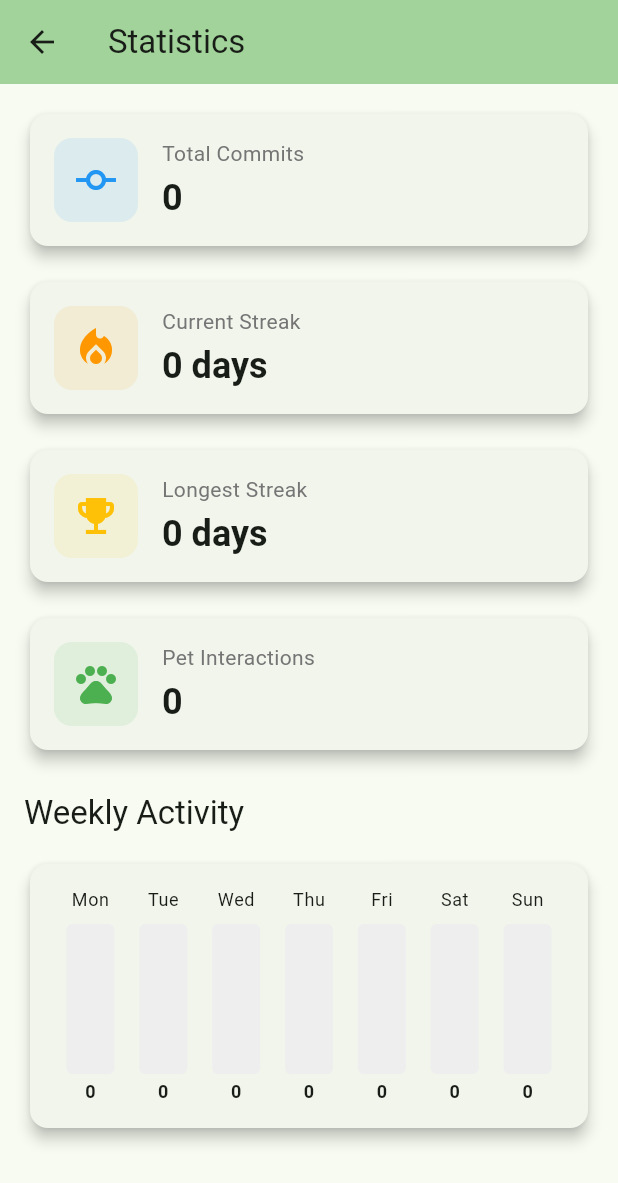
After one commit to Heriep/tamagit, a Flutter app: the screen it shows after launch, after a tap on the "bar chart" icon, on a phone screen of 412 x 824 dp. The commit adds this screen. Shown: the top 1183 px of the screen. Run offline on Flutter 3.47's test engine with Material 3 defaults, Android fonts, the phone set to English and light mode, and no system bars; our stand-ins replace shared_preferences; accounts and stored records are empty.

Commit message:
add statistics page

```diff
--- a/lib/main.dart
+++ b/lib/main.dart
@@ -13,7 +13,7 @@ class MainApp extends StatelessWidget {
     return MaterialApp(
       title: 'TamaGit',
       theme: ThemeData(
-        primarySwatch: Colors.green,
+        colorScheme: ColorScheme.fromSeed(seedColor: Colors.green),
         useMaterial3: true,
       ),
       home: const HomeScreen(),
--- /dev/null
+++ b/lib/models/statistics.dart
@@ -0,0 +1,28 @@
+class Statistics {
+  final int totalCommits;
+  final int currentStreak;
+  final int longestStreak;
+  final int totalPetInteractions;
+  final Map<String, int> commitsByDay;
+  final DateTime firstCommitDate;
+
+  Statistics({
+    required this.totalCommits,
+    required this.currentStreak,
+    required this.longestStreak,
+    required this.totalPetInteractions,
+    required this.commitsByDay,
+    required this.firstCommitDate,
+  });
+
+  factory Statistics.initial() {
+    return Statistics(
+      totalCommits: 0,
+      currentStreak: 0,
+      longestStreak: 0,
+      totalPetInteractions: 0,
+      commitsByDay: {},
+      firstCommitDate: DateTime.now(),
+    );
+  }
+}
--- a/lib/screens/home_screen.dart
+++ b/lib/screens/home_screen.dart
@@ -5,6 +5,8 @@ import '../services/github_service.dart';
 import '../services/storage_service.dart';
 import '../widgets/pet_widget.dart';
 import '../utils/constants.dart';
+import 'statistics_screen.dart';
+import '../models/statistics.dart';
 
 class HomeScreen extends StatefulWidget {
   const HomeScreen({super.key});
@@ -284,6 +286,19 @@ class _HomeScreenState extends State<HomeScreen> {
       appBar: AppBar(
         title: Text('${AppConstants.appName} - ${_pet.name}'),
         actions: [
+          IconButton(
+            icon: const Icon(Icons.bar_chart),
+            onPressed: () {
+              Navigator.push(
+                context,
+                MaterialPageRoute(
+                  builder: (context) => StatisticsScreen(
+                    statistics: Statistics.initial(), // Replace with actual statistics
+                  ),
+                ),
+              );
+            },
+          ),
           PopupMenuButton<String>(
             onSelected: (value) {
               if (value == 'settings') {
--- /dev/null
+++ b/lib/screens/statistics_screen.dart
@@ -0,0 +1,174 @@
+import 'package:flutter/material.dart';
+import '../models/statistics.dart';
+
+class StatisticsScreen extends StatelessWidget {
+  final Statistics statistics;
+
+  const StatisticsScreen({super.key, required this.statistics});
+
+  @override
+  Widget build(BuildContext context) {
+    return Scaffold(
+      appBar: AppBar(
+        title: const Text('Statistics'),
+        backgroundColor: Theme.of(context).colorScheme.inversePrimary,
+      ),
+      body: SingleChildScrollView(
+        padding: const EdgeInsets.all(16.0),
+        child: Column(
+          crossAxisAlignment: CrossAxisAlignment.start,
+          children: [
+            _buildStatCard(
+              context,
+              'Total Commits',
+              statistics.totalCommits.toString(),
+              Icons.commit,
+              Colors.blue,
+            ),
+            const SizedBox(height: 16),
+            _buildStatCard(
+              context,
+              'Current Streak',
+              '${statistics.currentStreak} days',
+              Icons.local_fire_department,
+              Colors.orange,
+            ),
+            const SizedBox(height: 16),
+            _buildStatCard(
+              context,
+              'Longest Streak',
+              '${statistics.longestStreak} days',
+              Icons.emoji_events,
+              Colors.amber,
+            ),
+            const SizedBox(height: 16),
+            _buildStatCard(
+              context,
+              'Pet Interactions',
+              statistics.totalPetInteractions.toString(),
+              Icons.pets,
+              Colors.green,
+            ),
+            const SizedBox(height: 24),
+            Text(
+              'Weekly Activity',
+              style: Theme.of(context).textTheme.titleLarge,
+            ),
+            const SizedBox(height: 16),
+            _buildWeeklyChart(context),
+          ],
+        ),
+      ),
+    );
+  }
+
+  Widget _buildStatCard(
+    BuildContext context,
+    String title,
+    String value,
+    IconData icon,
+    Color color,
+  ) {
+    return Card(
+      elevation: 4,
+      child: Padding(
+        padding: const EdgeInsets.all(16.0),
+        child: Row(
+          children: [
+            Container(
+              padding: const EdgeInsets.all(12),
+              decoration: BoxDecoration(
+                color: color.withOpacity(0.1),
+                borderRadius: BorderRadius.circular(12),
+              ),
+              child: Icon(icon, color: color, size: 32),
+            ),
+            const SizedBox(width: 16),
+            Expanded(
+              child: Column(
+                crossAxisAlignment: CrossAxisAlignment.start,
+                children: [
+                  Text(
+                    title,
+                    style: Theme.of(context).textTheme.bodyMedium?.copyWith(
+                          color: Colors.grey[600],
+                        ),
+                  ),
+                  const SizedBox(height: 4),
+                  Text(
+                    value,
+                    style: Theme.of(context).textTheme.headlineSmall?.copyWith(
+                          fontWeight: FontWeight.bold,
+                        ),
+                  ),
+                ],
+              ),
+            ),
+          ],
+        ),
+      ),
+    );
+  }
+
+  Widget _buildWeeklyChart(BuildContext context) {
+    final days = ['Mon', 'Tue', 'Wed', 'Thu', 'Fri', 'Sat', 'Sun'];
+    final now = DateTime.now();
+
+    return Card(
+      elevation: 4,
+      child: Padding(
+        padding: const EdgeInsets.all(16.0),
+        child: Column(
+          children: [
+            Row(
+              mainAxisAlignment: MainAxisAlignment.spaceAround,
+              children: days.map((day) {
+                final dayIndex = days.indexOf(day);
+                final commits = statistics.commitsByDay[day] ?? 0;
+                final maxCommits = statistics.commitsByDay.values.isEmpty
+                    ? 1
+                    : statistics.commitsByDay.values.reduce((a, b) => a > b ? a : b);
+
+                return Column(
+                  children: [
+                    Text(
+                      day,
+                      style: Theme.of(context).textTheme.bodySmall,
+                    ),
+                    const SizedBox(height: 8),
+                    Container(
+                      width: 32,
+                      height: 100,
+                      decoration: BoxDecoration(
+                        color: Colors.grey[200],
+                        borderRadius: BorderRadius.circular(4),
+                      ),
+                      child: Align(
+                        alignment: Alignment.bottomCenter,
+                        child: Container(
+                          width: 32,
+                          height: maxCommits > 0 ? (commits / maxCommits * 100) : 0,
+                          decoration: BoxDecoration(
+                            color: Colors.green,
+                            borderRadius: BorderRadius.circular(4),
+                          ),
+                        ),
+                      ),
+                    ),
+                    const SizedBox(height: 4),
+                    Text(
+                      commits.toString(),
+                      style: Theme.of(context).textTheme.bodySmall?.copyWith(
+                            fontWeight: FontWeight.bold,
+                          ),
+                    ),
+                  ],
+                );
+              }).toList(),
+            ),
+          ],
+        ),
+      ),
+    );
+  }
+}
```
